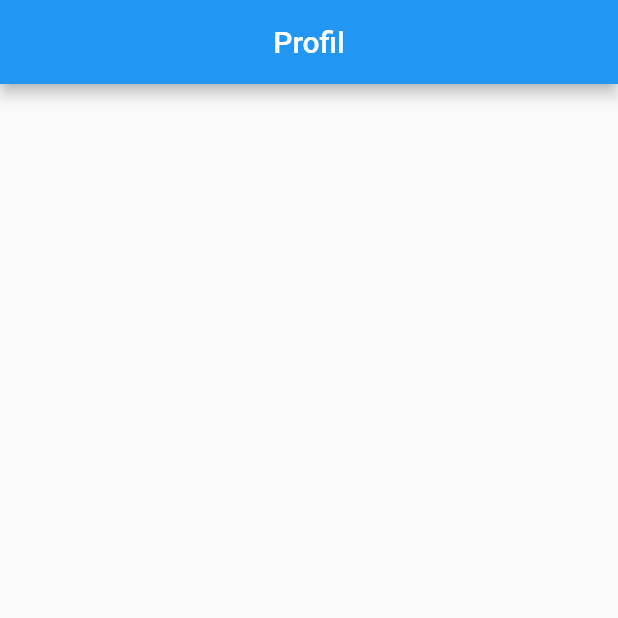
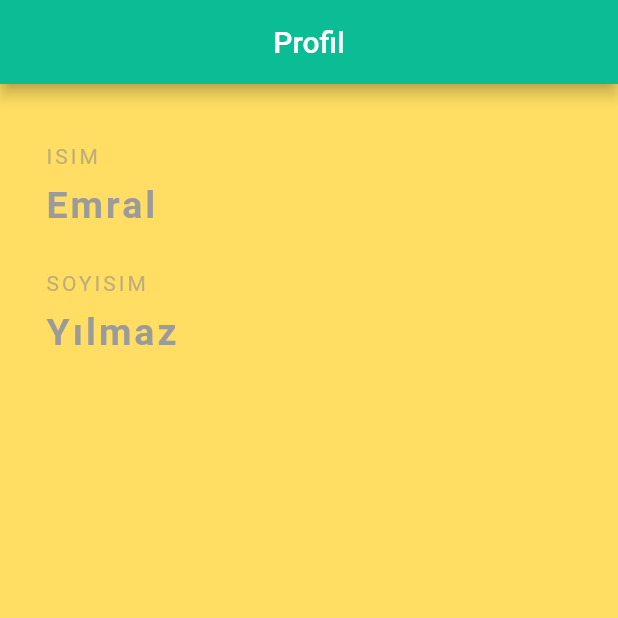
Before and after one commit to emralyilmaz/training_profil_uygulamasi, a Flutter app: the screen it shows after launch, on a phone screen of 412 x 824 dp, the top half of it. Run offline on Flutter 3.47's test engine with Material 2 defaults, Android fonts, the phone set to English and light mode, and no system bars.

Commit message:
padding_and_column

```diff
--- a/lib/main.dart
+++ b/lib/main.dart
@@ -13,6 +13,49 @@ class Profil extends StatelessWidget {
       appBar: AppBar(
         title: Text("Profil"),
         centerTitle: true,
+        backgroundColor: Color.fromRGBO(10, 189, 149, 1),
+      ),
+      backgroundColor: Color.fromRGBO(255, 222, 99, 1),
+      body: Padding(
+        padding: EdgeInsets.fromLTRB(30, 40, 30, 0),
+        child: Column(
+          crossAxisAlignment: CrossAxisAlignment.start,
+          children: <Widget>[
+            Text(
+              "ISIM",
+              style: TextStyle(
+                  color: Color.fromRGBO(190, 173, 121, 1), letterSpacing: 2.0),
+            ),
+            SizedBox(
+              height: 10.0,
+            ),
+            Text(
+              "Emral",
+              style: TextStyle(
+                  color: Color.fromRGBO(155, 155, 155, 1),
+                  letterSpacing: 2.0,
+                  fontSize: 25.0,
+                  fontWeight: FontWeight.bold),
+            ),
+            SizedBox(height: 30),
+            Text(
+              "SOYISIM",
+              style: TextStyle(
+                  color: Color.fromRGBO(190, 173, 121, 1), letterSpacing: 2.0),
+            ),
+            SizedBox(
+              height: 10.0,
+            ),
+            Text(
+              "Yılmaz",
+              style: TextStyle(
+                  color: Color.fromRGBO(155, 155, 155, 1),
+                  letterSpacing: 2.0,
+                  fontSize: 25.0,
+                  fontWeight: FontWeight.bold),
+            ),
+          ],
+        ),
       ),
     );
   }
```
